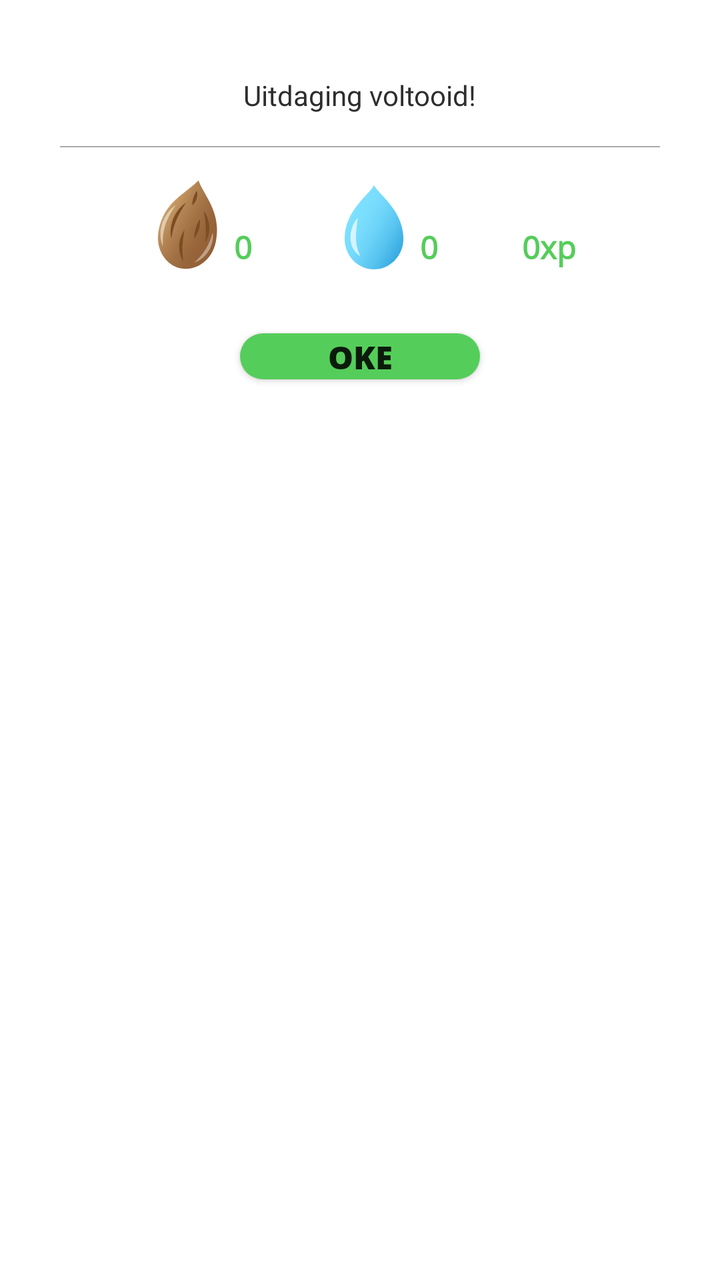
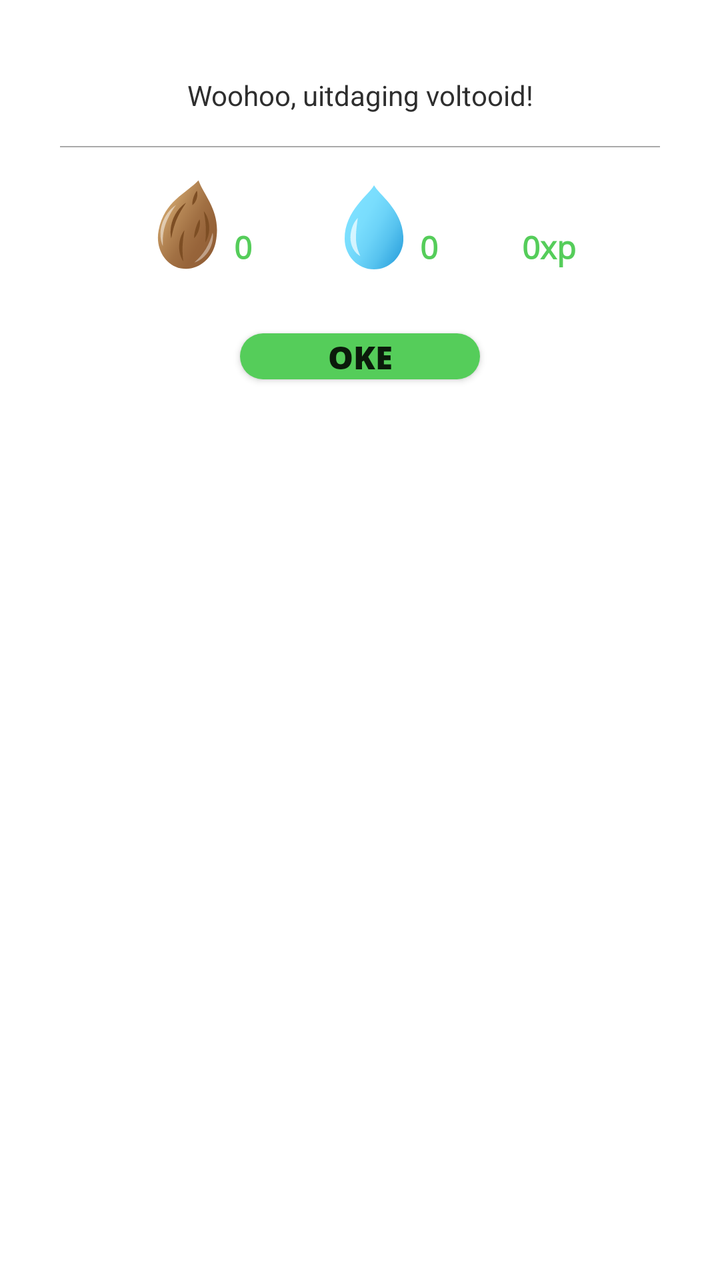

Screens rendered from an Android XML layout before and after an edit, with the pre-edit source and the edit as a unified diff.
<!-- AndroidManifest.xml: application theme Theme.Floro -->
<!-- res/layout/popup_challenge_complete.xml -->
<?xml version="1.0" encoding="utf-8"?>
<androidx.constraintlayout.widget.ConstraintLayout xmlns:android="http://schemas.android.com/apk/res/android"
    xmlns:app="http://schemas.android.com/apk/res-auto"
    xmlns:tools="http://schemas.android.com/tools"
    android:id="@+id/constraintLayoutContainer"
    android:layout_width="wrap_content"
    android:layout_height="wrap_content"
    android:background="@drawable/popup_bg"
    android:padding="30dp">

    <Button
        android:id="@+id/okeButton"
        android:layout_width="wrap_content"
        android:layout_height="wrap_content"
        android:layout_marginTop="32dp"
        android:background="@drawable/button_background_popup"
        android:fontFamily="@font/opensans_extrabold"
        android:minWidth="120dp"
        android:minHeight="0dp"
        android:text="OKE"
        android:textSize="16sp"
        app:layout_constraintEnd_toEndOf="parent"
        app:layout_constraintStart_toStartOf="parent"
        app:layout_constraintTop_toBottomOf="@+id/linearLayout2" />

    <LinearLayout
        android:id="@+id/linearLayout"
        android:layout_width="wrap_content"
        android:layout_height="wrap_content"
        android:layout_marginTop="16dp"
        android:gravity="bottom"
        android:orientation="horizontal"
        app:layout_constraintEnd_toStartOf="@+id/linearLayout2"
        app:layout_constraintHorizontal_bias="0.5"
        app:layout_constraintHorizontal_chainStyle="spread"
        app:layout_constraintStart_toStartOf="parent"
        app:layout_constraintTop_toBottomOf="@+id/linePopUp">

        <ImageView
            android:id="@+id/seedImage"
            android:layout_width="45dp"
            android:layout_height="45dp"
            android:paddingEnd="2dp"
            app:srcCompat="@drawable/ic_seed_normal" />

        <TextView
            android:id="@+id/prijs1TextPopup"
            android:layout_width="wrap_content"
            android:layout_height="wrap_content"
            android:fontFamily="@font/opensans_regular"
            android:text="0"
            android:textColor="@color/floro_bright_green"
            android:textSize="16sp"
            android:textStyle="bold" />

    </LinearLayout>

    <LinearLayout
        android:id="@+id/linearLayout2"
        android:layout_width="wrap_content"
        android:layout_height="wrap_content"
        android:gravity="bottom"
        android:orientation="horizontal"
        app:layout_constraintBottom_toBottomOf="@+id/linearLayout"
        app:layout_constraintEnd_toStartOf="@+id/prijs3TextPopup"
        app:layout_constraintHorizontal_bias="0.5"
        app:layout_constraintStart_toEndOf="@+id/linearLayout">

        <ImageView
            android:id="@+id/dropletImage"
            android:layout_width="42dp"
            android:layout_height="42dp"
            android:paddingEnd="4dp"
            app:srcCompat="@drawable/ic_droplet_small" />

        <TextView
            android:id="@+id/prijs2TextPopup"
            android:layout_width="wrap_content"
            android:layout_height="wrap_content"
            android:fontFamily="@font/opensans_regular"
            android:text="0"
            android:textColor="@color/floro_bright_green"
            android:textSize="16sp"
            android:textStyle="bold" />

    </LinearLayout>

    <LinearLayout
        android:id="@+id/completedChallengesContainer"
        android:layout_width="wrap_content"
        android:layout_height="wrap_content"
        android:orientation="vertical"
        app:layout_constraintEnd_toEndOf="parent"
        app:layout_constraintStart_toStartOf="parent"
        app:layout_constraintTop_toBottomOf="@+id/textView"></LinearLayout>

    <TextView
        android:id="@+id/prijs3TextPopup"
        android:layout_width="wrap_content"
        android:layout_height="wrap_content"
        android:fontFamily="@font/opensans_regular"
        android:text="0xp"
        android:textColor="@color/floro_bright_green"
        android:textSize="16sp"
        android:textStyle="bold"
        app:layout_constraintBottom_toBottomOf="@+id/linearLayout"
        app:layout_constraintEnd_toEndOf="parent"
        app:layout_constraintHorizontal_bias="0.5"
        app:layout_constraintStart_toEndOf="@+id/linearLayout2" />

    <TextView
        android:id="@+id/textView"
        android:layout_width="wrap_content"
        android:layout_height="wrap_content"
        android:padding="8dp"
        android:text="Uitdaging voltooid!"
        android:textColor="@color/black_gray"
        app:layout_constraintEnd_toEndOf="parent"
        app:layout_constraintStart_toStartOf="parent"
        app:layout_constraintTop_toTopOf="parent" />

    <View
        android:id="@+id/linePopUp"
        android:layout_width="match_parent"
        android:layout_height="0.5dp"
        android:layout_marginVertical="8dp"
        android:background="@android:color/darker_gray"
        app:layout_constraintEnd_toEndOf="parent"
        app:layout_constraintStart_toStartOf="parent"
        app:layout_constraintTop_toBottomOf="@+id/completedChallengesContainer" />

</androidx.constraintlayout.widget.ConstraintLayout>
<!-- resources referenced by this layout -->
<resources>
  <color name="black_gray">#2e2e2e</color>
  <color name="floro_bright_green">#55cd5a</color>
  <!-- drawable button_background_popup (drawable) -->
  <?xml version="1.0" encoding="utf-8"?>
  <shape xmlns:android="http://schemas.android.com/apk/res/android"
      android:shape="rectangle" android:padding="0dp">
      
      <solid android:color="@color/floro_bright_green"/>
      <corners android:radius="30dp"/>
  </shape>
  <!-- drawable ic_droplet_small (drawable) -->
  <vector xmlns:android="http://schemas.android.com/apk/res/android"
      xmlns:aapt="http://schemas.android.com/aapt"
      android:width="19dp"
      android:height="27dp"
      android:viewportWidth="19"
      android:viewportHeight="27">
    <group>
      <clip-path
          android:pathData="M0,0h19v27h-19z"/>
      <path
          android:pathData="M9.5111,27C14.7532,27 19.0221,22.603 19.0221,17.1526C19.0221,8.061 11.0151,2.9083 9.5111,-0.0229C8.007,2.9313 0,8.0839 0,17.1755C0,22.603 4.2468,27 9.5111,27Z">
        <aapt:attr name="android:fillColor">
          <gradient 
              android:startY="9.72744"
              android:startX="1.91015"
              android:endY="19.3895"
              android:endX="19.2371"
              android:type="linear">
            <item android:offset="0" android:color="#FF7DE0FF"/>
            <item android:offset="0.2312" android:color="#FF79DDFD"/>
            <item android:offset="0.473" android:color="#FF6CD3F8"/>
            <item android:offset="0.7199" android:color="#FF57C3EF"/>
            <item android:offset="0.9687" android:color="#FF3AACE3"/>
            <item android:offset="1" android:color="#FF36A9E1"/>
          </gradient>
        </aapt:attr>
      </path>
      <path
          android:pathData="M5.0651,22.763C4.0698,22.2363 3.2514,21.3203 2.6984,20.2898C2.1455,19.2363 1.8579,17.9997 1.8579,16.7859C1.8579,16.4882 1.88,16.1905 1.9022,15.8928C1.9464,15.5951 1.9685,15.3203 2.0349,15.0455C2.1233,14.4959 2.2782,13.9004 2.4772,13.3737C2.8754,12.2745 3.4505,11.2669 4.2688,10.4653C4.114,11.6104 3.9371,12.6638 3.8265,13.7172C3.8044,13.9692 3.7822,14.244 3.7601,14.4959L3.7159,15.2745C3.6938,15.5493 3.6716,15.8012 3.6716,16.0531C3.6495,16.305 3.6495,16.5569 3.6495,16.8088C3.6495,17.7936 3.7601,18.7554 4.0034,19.763C4.2246,20.7249 4.6006,21.7096 5.0651,22.763Z"
          android:strokeAlpha="0.69"
          android:fillColor="#ffffff"
          android:fillAlpha="0.69"/>
    </group>
  </vector>
  <!-- drawable ic_seed_normal: vector/xml drawable (drawable, 5319 chars, omitted) -->
  <!-- drawable popup_bg (drawable) -->
  <?xml version="1.0" encoding="utf-8"?>
  <shape xmlns:android="http://schemas.android.com/apk/res/android">
      <solid
          android:color="@color/white"/>
      <corners
          android:radius="32dp" />
      <padding
          android:left="10dp"
          android:right="10dp" />
  </shape>
  <style name="Theme.Floro" parent="Theme.MaterialComponents.DayNight.NoActionBar">
          
          <item name="colorPrimary">@color/floro_bright_green</item>
          <item name="colorPrimaryVariant">@color/floro_dark_green</item>
          <item name="colorOnPrimary">@color/white</item>
          
          <item name="colorSecondary">@color/teal_200</item>
          <item name="colorSecondaryVariant">@color/teal_700</item>
          <item name="colorOnSecondary">@color/black</item>
          
          <item name="android:statusBarColor" tools:targetApi="l">@android:color/black</item>
          
      </style>
  <color name="white">#FFFFFFFF</color>
  <color name="floro_dark_green">#41a345</color>
  <color name="teal_200">#FF03DAC5</color>
  <color name="teal_700">#FF018786</color>
  <color name="black">#FF000000</color>
</resources>

<!-- the commit's change to res/layout/popup_challenge_complete.xml (unified diff, before → after) -->
@@ -113,7 +113,7 @@
         android:layout_width="wrap_content"
         android:layout_height="wrap_content"
         android:padding="8dp"
-        android:text="Uitdaging voltooid!"
+        android:text="Woohoo, uitdaging voltooid!"
         android:textColor="@color/black_gray"
         app:layout_constraintEnd_toEndOf="parent"
         app:layout_constraintStart_toStartOf="parent"
